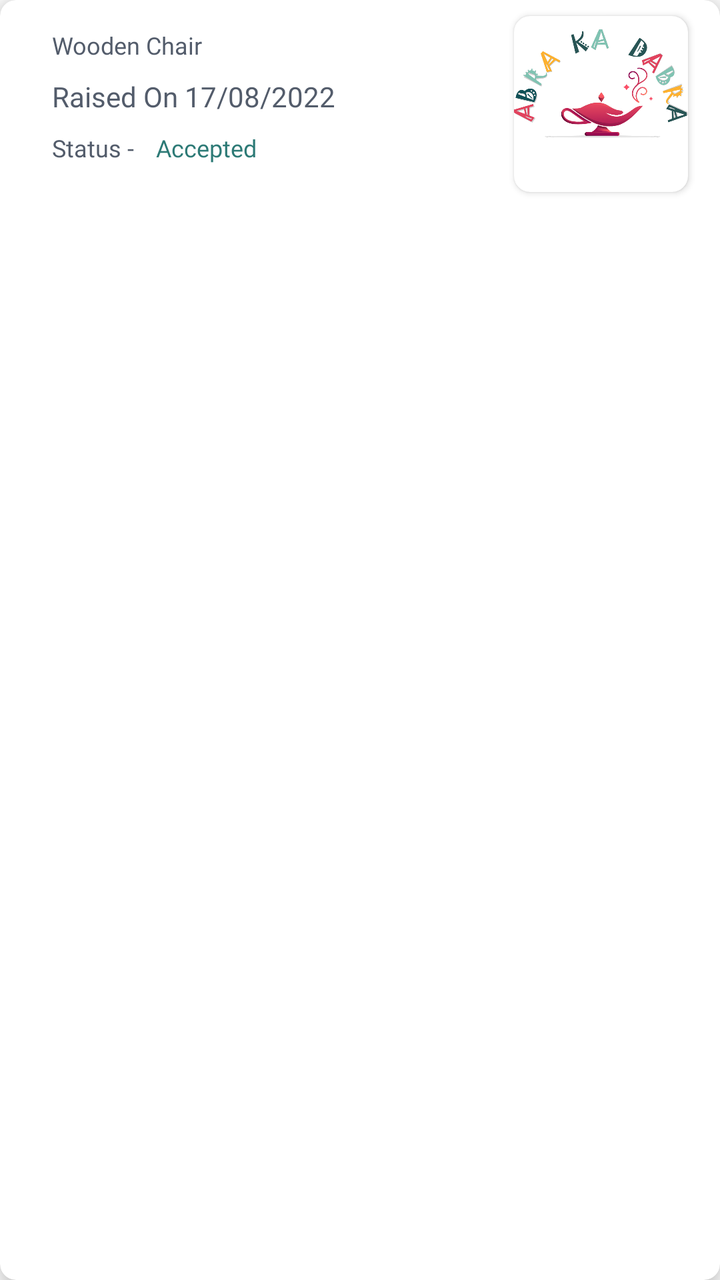
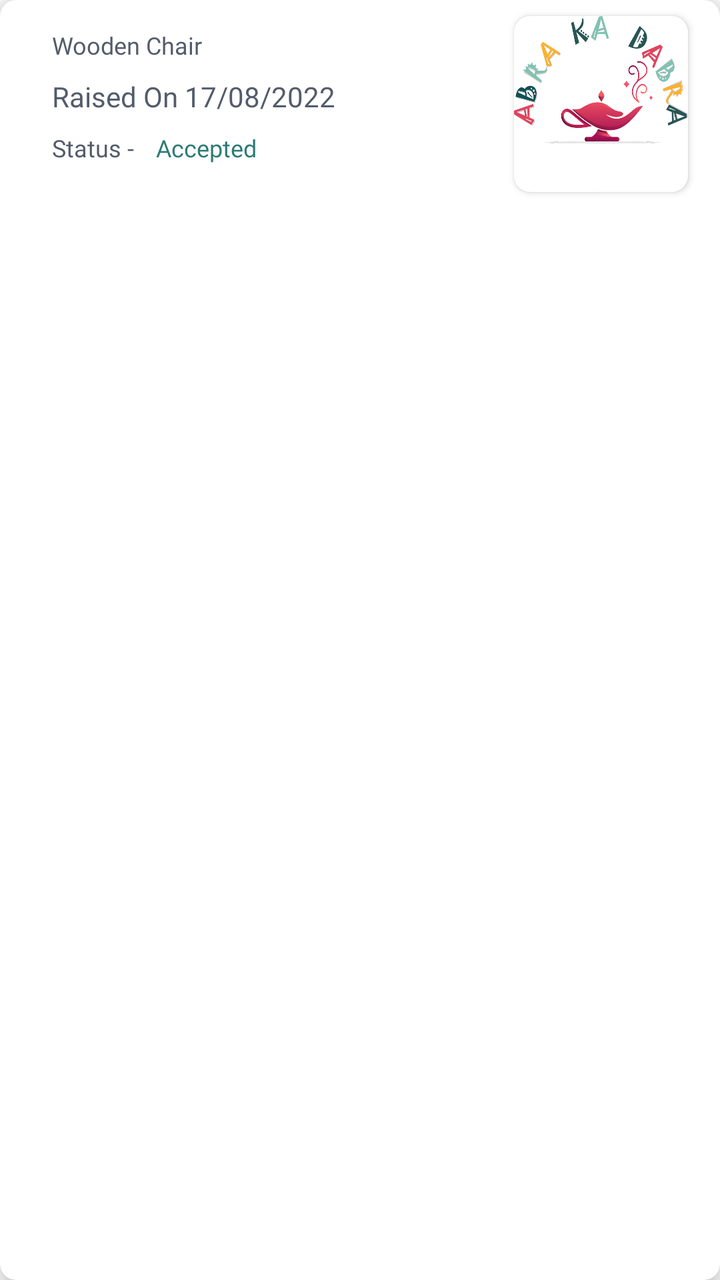

An Android layout rendered at two revisions. The XML below is the earlier revision; the diff shows what the commit changed to produce the second picture.
<!-- AndroidManifest.xml: application theme Theme.AbraaKaDabraa.App -->
<!-- res/layout/my_request_row.xml -->
<?xml version="1.0" encoding="utf-8"?>
<androidx.cardview.widget.CardView
    android:id="@+id/cardItem"
    xmlns:android="http://schemas.android.com/apk/res/android"
    xmlns:app="http://schemas.android.com/apk/res-auto"
    xmlns:tools="http://schemas.android.com/tools"
    android:layout_width="match_parent"
    android:layout_height="wrap_content"
    app:cardCornerRadius="8dp"
    android:layout_margin="8dp"
    app:cardElevation="8dp">

    <androidx.constraintlayout.widget.ConstraintLayout
        android:layout_width="match_parent"
        android:layout_height="104dp">

        <androidx.cardview.widget.CardView
            android:id="@+id/cardView11"
            android:layout_width="wrap_content"
            android:layout_height="wrap_content"
            android:layout_marginTop="16dp"
            android:layout_marginEnd="16dp"
            android:layout_marginBottom="16dp"
            app:cardCornerRadius="8dp"
            app:layout_constraintBottom_toBottomOf="parent"
            app:layout_constraintEnd_toEndOf="parent"
            app:layout_constraintTop_toTopOf="parent">

            <ImageView
                android:id="@+id/imageView24"
                android:layout_width="87dp"
                android:layout_height="88dp"
                android:src="@drawable/app_logo_new" />
        </androidx.cardview.widget.CardView>

        <androidx.constraintlayout.widget.ConstraintLayout
            android:layout_width="0dp"
            android:layout_height="wrap_content"
            android:layout_marginStart="16dp"
            android:layout_marginEnd="8dp"
            android:padding="10dp"
            app:layout_constraintBottom_toBottomOf="@+id/cardView11"
            app:layout_constraintEnd_toStartOf="@+id/cardView11"
            app:layout_constraintStart_toStartOf="parent"
            app:layout_constraintTop_toTopOf="@+id/cardView11">

            <TextView
                android:id="@+id/textView58"
                android:layout_width="0dp"
                android:layout_height="wrap_content"
                android:layout_marginTop="8dp"
                android:fontFamily="@font/montserrat_medium"
                android:text="Raised On 17/08/2022"
                android:textColor="@color/title_color"
                app:layout_constraintEnd_toEndOf="parent"
                app:layout_constraintStart_toStartOf="parent"
                app:layout_constraintTop_toBottomOf="@+id/textView57" />

            <TextView
                android:id="@+id/textView59"
                android:layout_width="wrap_content"
                android:layout_height="wrap_content"
                android:layout_marginTop="8dp"
                android:layout_marginBottom="8dp"
                android:fontFamily="@font/montserrat_medium"
                android:text="Status - "
                android:textSize="12sp"
                android:textColor="@color/title_color"
                app:layout_constraintBottom_toBottomOf="parent"
                app:layout_constraintStart_toStartOf="parent"
                app:layout_constraintTop_toBottomOf="@+id/textView58" />

            <TextView
                android:id="@+id/textView60"
                android:layout_width="0dp"
                android:layout_height="wrap_content"
                android:layout_marginStart="8dp"
                android:fontFamily="@font/montserrat_medium"
                android:text="Accepted"
                android:textSize="12sp"
                android:textColor="@color/btn_color"
                app:layout_constraintBottom_toBottomOf="@+id/textView59"
                app:layout_constraintStart_toEndOf="@+id/textView59"
                app:layout_constraintTop_toTopOf="@+id/textView59" />

            <TextView
                android:id="@+id/textView57"
                android:layout_width="0dp"
                android:layout_height="wrap_content"
                android:fontFamily="@font/montserrat_bold"
                android:text="Wooden Chair"
                android:textColor="#535C6B"
                android:textSize="12sp"
                app:layout_constraintEnd_toEndOf="parent"
                app:layout_constraintStart_toStartOf="parent"
                app:layout_constraintTop_toTopOf="parent" />
        </androidx.constraintlayout.widget.ConstraintLayout>
    </androidx.constraintlayout.widget.ConstraintLayout>
</androidx.cardview.widget.CardView>
<!-- resources referenced by this layout -->
<resources>
  <color name="btn_color">#2D7A76</color>
  <color name="title_color">#535C6B</color>
  <!-- drawable app_logo_new: png bitmap (drawable, 185574 bytes) -->
  <style name="Theme.AbraaKaDabraa.App" parent="Theme.MaterialComponents.Light.DarkActionBar">
          <item name="colorPrimary">@color/theme_color</item>
          <item name="colorPrimaryVariant">@color/theme_color</item>
          <item name="colorOnPrimary">@color/theme_color</item>
      </style>
  <color name="theme_color">#416D49</color>
</resources>

<!-- the commit's change to res/layout/my_request_row.xml (unified diff, before → after) -->
@@ -27,9 +27,10 @@
             app:layout_constraintTop_toTopOf="parent">
 
             <ImageView
-                android:id="@+id/imageView24"
+                android:id="@+id/itemImage"
                 android:layout_width="87dp"
                 android:layout_height="88dp"
+                android:scaleType="fitXY"
                 android:src="@drawable/app_logo_new" />
         </androidx.cardview.widget.CardView>
 
@@ -45,7 +46,7 @@
             app:layout_constraintTop_toTopOf="@+id/cardView11">
 
             <TextView
-                android:id="@+id/textView58"
+                android:id="@+id/itemRaisedOn"
                 android:layout_width="0dp"
                 android:layout_height="wrap_content"
                 android:layout_marginTop="8dp"
@@ -54,7 +55,7 @@
                 android:textColor="@color/title_color"
                 app:layout_constraintEnd_toEndOf="parent"
                 app:layout_constraintStart_toStartOf="parent"
-                app:layout_constraintTop_toBottomOf="@+id/textView57" />
+                app:layout_constraintTop_toBottomOf="@+id/itemName" />
 
             <TextView
                 android:id="@+id/textView59"
@@ -68,10 +69,10 @@
                 android:textColor="@color/title_color"
                 app:layout_constraintBottom_toBottomOf="parent"
                 app:layout_constraintStart_toStartOf="parent"
-                app:layout_constraintTop_toBottomOf="@+id/textView58" />
+                app:layout_constraintTop_toBottomOf="@+id/itemRaisedOn" />
 
             <TextView
-                android:id="@+id/textView60"
+                android:id="@+id/status"
                 android:layout_width="0dp"
                 android:layout_height="wrap_content"
                 android:layout_marginStart="8dp"
@@ -84,7 +85,7 @@
                 app:layout_constraintTop_toTopOf="@+id/textView59" />
 
             <TextView
-                android:id="@+id/textView57"
+                android:id="@+id/itemName"
                 android:layout_width="0dp"
                 android:layout_height="wrap_content"
                 android:fontFamily="@font/montserrat_bold"
